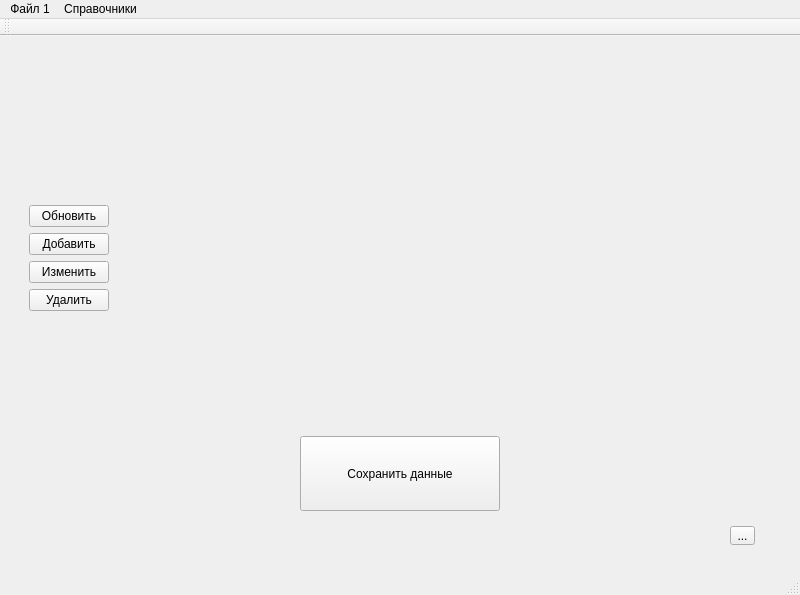
Before: the Qt Designer form src/views/main_window/_main_window.ui in vvchigirev/Endo, drawn with Qt 5.
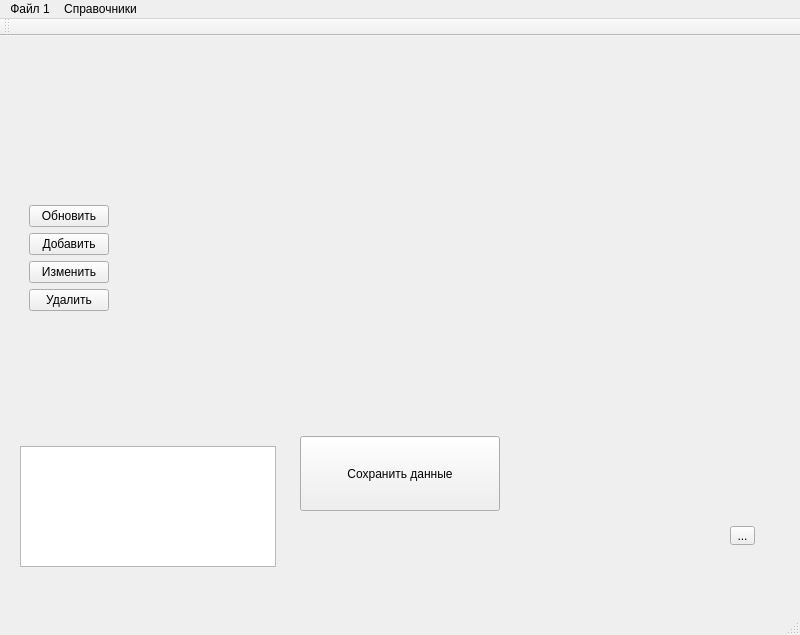
After: the same form once the commit is applied.

Commit message: создал пункт в меню для вызова справочника приборов

Diff of the .ui file:
```diff
--- a/src/views/main_window/_main_window.ui
+++ b/src/views/main_window/_main_window.ui
@@ -7,7 +7,7 @@
     <x>0</x>
     <y>0</y>
     <width>800</width>
-    <height>595</height>
+    <height>635</height>
    </rect>
   </property>
   <property name="windowTitle">
@@ -40,6 +40,16 @@
      <string>Сохранить данные</string>
     </property>
    </widget>
+   <widget class="QColumnView" name="columnView">
+    <property name="geometry">
+     <rect>
+      <x>20</x>
+      <y>410</y>
+      <width>256</width>
+      <height>121</height>
+     </rect>
+    </property>
+   </widget>
    <widget class="QWidget" name="widget" native="true">
     <property name="geometry">
      <rect>
@@ -100,18 +110,18 @@
        </layout>
       </widget>
      </item>
-     <item row="1" column="0">
-      <spacer name="verticalSpacer">
-       <property name="orientation">
-        <enum>Qt::Vertical</enum>
+     <item row="0" column="1">
+      <layout class="QVBoxLayout" name="layoutContaner">
+       <property name="spacing">
+        <number>0</number>
        </property>
-       <property name="sizeHint" stdset="0">
-        <size>
-         <width>20</width>
-         <height>40</height>
-        </size>
+       <property name="sizeConstraint">
+        <enum>QLayout::SetFixedSize</enum>
        </property>
-      </spacer>
+       <property name="leftMargin">
+        <number>5</number>
+       </property>
+      </layout>
      </item>
     </layout>
    </widget>
```
Left out of the diff: 24 changed lines with no effect on the pictures.
